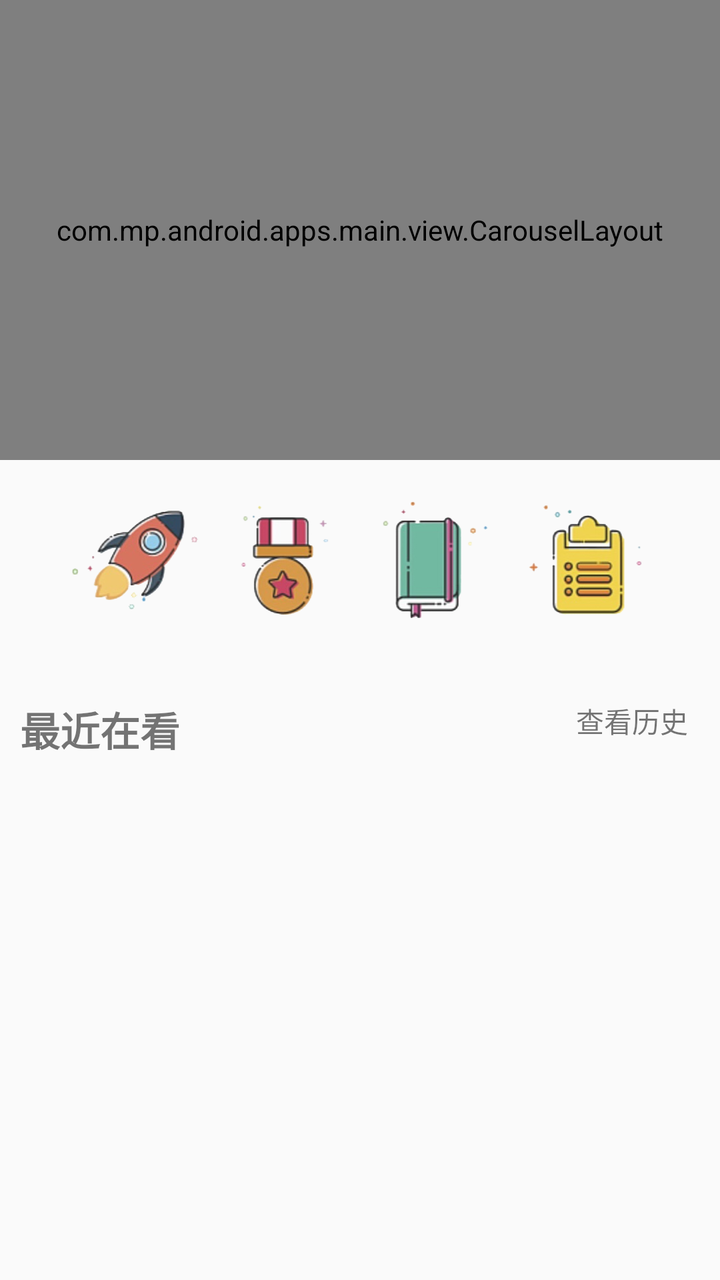
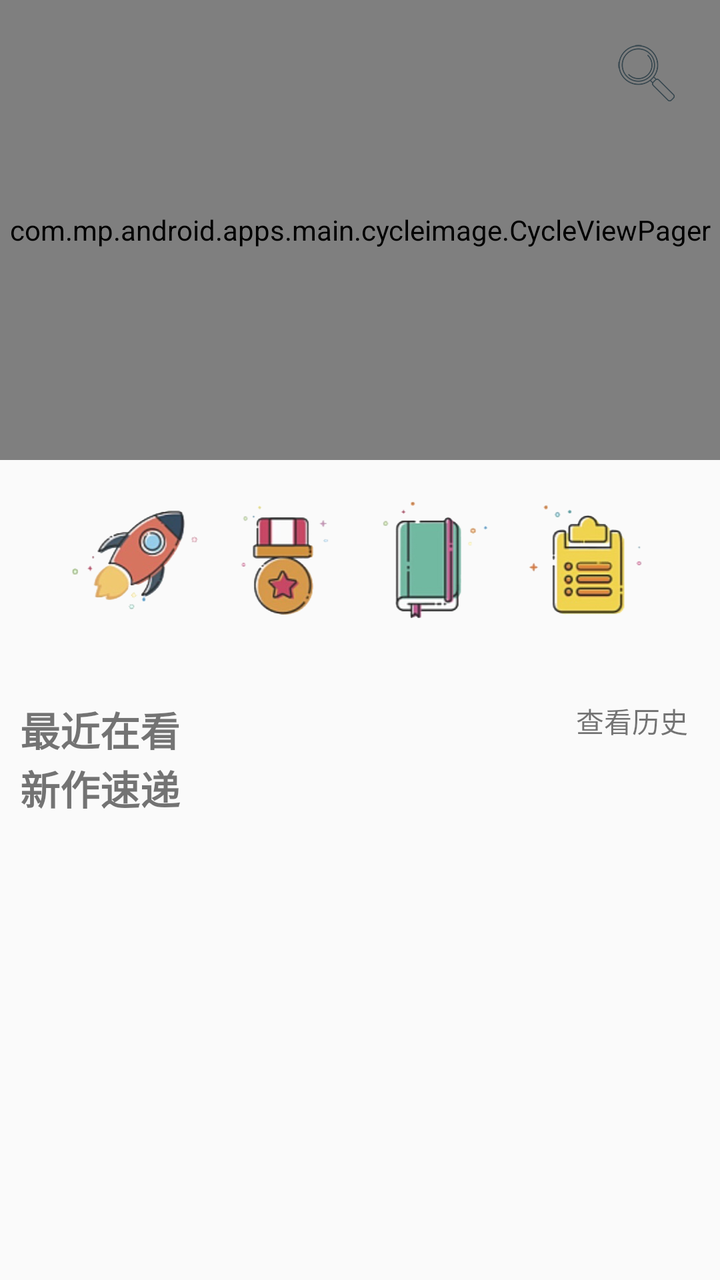

Screens rendered from an Android XML layout before and after an edit, with the pre-edit source and the edit as a unified diff.
<!-- AndroidManifest.xml: application theme AppTheme -->
<!-- res/layout/main_fragment_layout.xml -->
<?xml version="1.0" encoding="utf-8"?>
<FrameLayout xmlns:android="http://schemas.android.com/apk/res/android"
    android:layout_width="match_parent"
    android:layout_height="match_parent"
    android:fitsSystemWindows="true">

    <LinearLayout
        android:layout_width="match_parent"
        android:layout_height="match_parent"
        android:orientation="vertical">

        <com.mp.android.apps.main.view.CarouselLayout
            android:layout_width="match_parent"
            android:layout_height="230dp">

            <ImageView
                android:layout_width="match_parent"
                android:layout_height="match_parent"
                android:background="@drawable/storycard"
                android:scaleType="centerCrop" />
        </com.mp.android.apps.main.view.CarouselLayout>

        <LinearLayout
            android:layout_width="match_parent"
            android:layout_height="100dp"
            android:layout_marginLeft="30dp"
            android:layout_marginRight="30dp"
            android:orientation="horizontal">

            <ImageView
                android:layout_width="0dp"
                android:layout_height="wrap_content"
                android:layout_gravity="center"
                android:layout_weight="1"
                android:background="@drawable/huojian" />

            <ImageView
                android:layout_width="0dp"
                android:layout_height="wrap_content"
                android:layout_gravity="center"
                android:layout_weight="1"
                android:background="@drawable/jingxuan" />

            <ImageView
                android:layout_width="0dp"
                android:layout_height="wrap_content"
                android:layout_gravity="center"
                android:layout_weight="1"
                android:background="@drawable/xiaoshuo" />

            <ImageView
                android:layout_width="0dp"
                android:layout_height="wrap_content"
                android:layout_gravity="center"
                android:layout_weight="1"
                android:background="@drawable/fenlei" />
        </LinearLayout>

        <RelativeLayout
            android:layout_width="match_parent"
            android:layout_height="wrap_content"
            android:layout_marginTop="20dp">

            <TextView
                android:layout_width="wrap_content"
                android:layout_height="wrap_content"
                android:layout_alignParentLeft="true"
                android:layout_marginLeft="10dp"
                android:text="最近在看"
                android:textSize="20dp"
                android:textStyle="bold" />

            <TextView
                android:layout_width="wrap_content"
                android:layout_height="wrap_content"
                android:layout_alignParentRight="true"
                android:layout_marginRight="16dp"
                android:text="查看历史" />
        </RelativeLayout>
    </LinearLayout>

</FrameLayout>
<!-- resources referenced by this layout -->
<resources>
  <!-- drawable fenlei: png bitmap (drawable-xxhdpi, 30386 bytes) -->
  <!-- drawable huojian: png bitmap (drawable-xxhdpi, 34395 bytes) -->
  <!-- drawable jingxuan: png bitmap (drawable-xxhdpi, 29053 bytes) -->
  <!-- drawable storycard: png bitmap (drawable-xhdpi, 142767 bytes) -->
  <!-- drawable xiaoshuo: png bitmap (drawable-xxhdpi, 19715 bytes) -->
  <style name="AppTheme" parent="Theme.AppCompat.Light.NoActionBar">
          
          <item name="colorPrimary">@color/colorPrimary</item>
          <item name="colorPrimaryDark">@color/white</item>
          <item name="colorAccent">@color/colorAccent</item>
          <item name="android:windowNoTitle">true</item>
          <item name="colorControlNormal">@color/blackOverlay</item>
          <item name="colorControlActivated">@color/abc_search_url_text_normal</item>
          <item name="android:windowFullscreen">true</item>
          <item name="android:windowIsTranslucent">true</item>
          <item name="android:windowTranslucentStatus">true</item>
          <item name="android:windowTranslucentNavigation">true</item>
      </style>
  <color name="colorPrimary">#ff3f51b5</color>
  <color name="white">#ffffffff</color>
  <color name="colorAccent">#ffff4081</color>
  <color name="blackOverlay">#66000000</color>
  <color name="abc_search_url_text_normal">#ff7fa87f</color>
</resources>

<!-- the commit's change to res/layout/main_fragment_layout.xml (unified diff, before → after) -->
@@ -4,21 +4,17 @@
     android:layout_height="match_parent"
     android:fitsSystemWindows="true">
 
+
     <LinearLayout
         android:layout_width="match_parent"
         android:layout_height="match_parent"
         android:orientation="vertical">
 
-        <com.mp.android.apps.main.view.CarouselLayout
+        <com.mp.android.apps.main.cycleimage.CycleViewPager
+            android:id="@+id/cycle_view"
             android:layout_width="match_parent"
-            android:layout_height="230dp">
+            android:layout_height="230dp" />
 
-            <ImageView
-                android:layout_width="match_parent"
-                android:layout_height="match_parent"
-                android:background="@drawable/storycard"
-                android:scaleType="centerCrop" />
-        </com.mp.android.apps.main.view.CarouselLayout>
 
         <LinearLayout
             android:layout_width="match_parent"
@@ -77,6 +73,26 @@
                 android:layout_marginRight="16dp"
                 android:text="查看历史" />
         </RelativeLayout>
+
+
+        <TextView
+            android:layout_width="wrap_content"
+            android:layout_height="wrap_content"
+            android:layout_alignParentLeft="true"
+            android:layout_marginLeft="10dp"
+            android:text="新作速递"
+            android:textSize="20dp"
+            android:textStyle="bold" />
+
     </LinearLayout>
 
+    <ImageView
+        android:layout_width="wrap_content"
+        android:layout_height="wrap_content"
+
+        android:layout_gravity="right"
+        android:layout_marginTop="20dp"
+        android:layout_marginRight="20dp"
+        android:background="@drawable/search_icon" />
+
 </FrameLayout>
<!-- resource entries referenced after the edit -->
@@ -3,7 +3,7 @@
   <!-- drawable fenlei: png bitmap (drawable-xxhdpi, 30386 bytes) -->
   <!-- drawable huojian: png bitmap (drawable-xxhdpi, 34395 bytes) -->
   <!-- drawable jingxuan: png bitmap (drawable-xxhdpi, 29053 bytes) -->
-  <!-- drawable storycard: png bitmap (drawable-xhdpi, 142767 bytes) -->
+  <!-- drawable search_icon: png bitmap (drawable-xxhdpi, 9251 bytes) -->
   <!-- drawable xiaoshuo: png bitmap (drawable-xxhdpi, 19715 bytes) -->
   <style name="AppTheme" parent="Theme.AppCompat.Light.NoActionBar">
           
